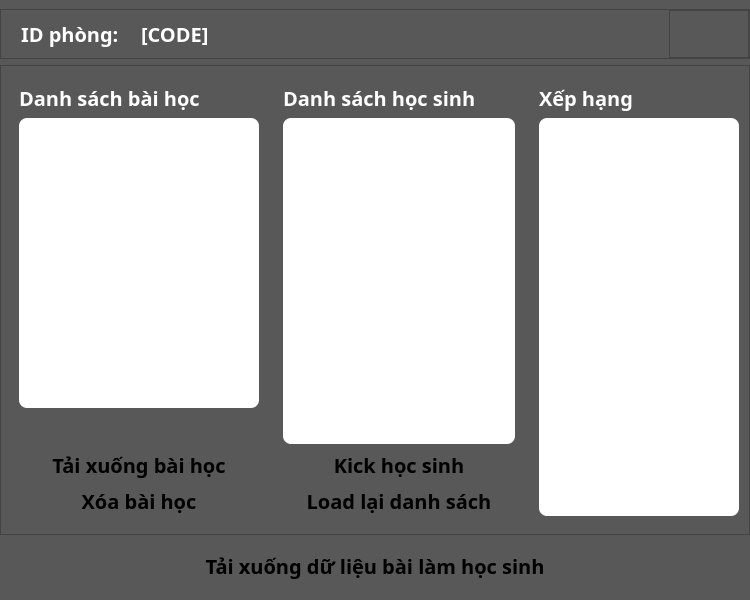
The window that UI_Files/Room.ui (hoangm960/Astraea) describes before a commit, drawn with Qt 5.
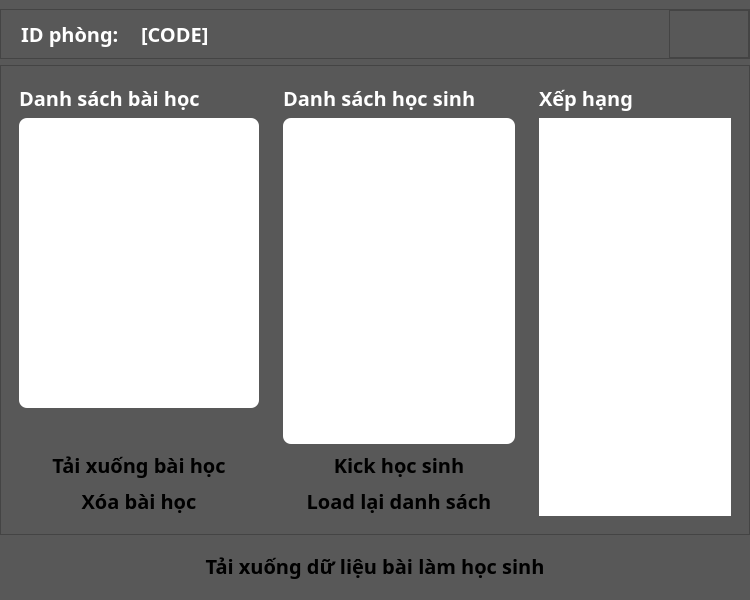
The same window after the commit. Icons and pictures are not drawn.

```diff
--- a/UI_Files/Room.ui
+++ b/UI_Files/Room.ui
@@ -729,7 +729,7 @@
          </property>
          <property name="maximumSize">
           <size>
-           <width>210</width>
+           <width>16777215</width>
            <height>16777215</height>
           </size>
          </property>
@@ -747,13 +747,13 @@
            <widget class="QListWidget" name="Achievements_list">
             <property name="minimumSize">
              <size>
-              <width>200</width>
+              <width>0</width>
               <height>0</height>
              </size>
             </property>
             <property name="maximumSize">
              <size>
-              <width>200</width>
+              <width>16777215</width>
               <height>16777215</height>
              </size>
             </property>
@@ -765,6 +765,9 @@
               <bold>true</bold>
              </font>
             </property>
+            <property name="autoFillBackground">
+             <bool>true</bool>
+            </property>
             <property name="styleSheet">
              <string notr="true">QListWidget {
 	padding: 10px;
@@ -813,6 +816,9 @@
 	height: 0px;
 }</string>
             </property>
+            <property name="sortingEnabled">
+             <bool>true</bool>
+            </property>
            </widget>
           </item>
           <item row="0" column="0">
```
